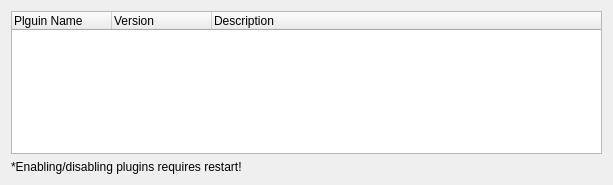
Before: the Qt Designer form src/options/qompoptionsplugins.ui in qomp/qomp, drawn with Qt 5.
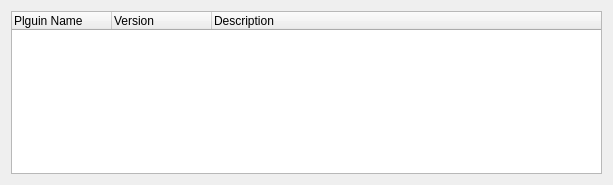
After: the same form once the commit is applied.

Commit message: dynamic plugins load-unload

```diff
--- a/src/options/qompoptionsplugins.ui
+++ b/src/options/qompoptionsplugins.ui
@@ -39,13 +39,6 @@
      </column>
     </widget>
    </item>
-   <item>
-    <widget class="QLabel" name="label">
-     <property name="text">
-      <string>*Enabling/disabling plugins requires restart!</string>
-     </property>
-    </widget>
-   </item>
   </layout>
  </widget>
  <resources/>
```
The commit also changes 43 other files.
